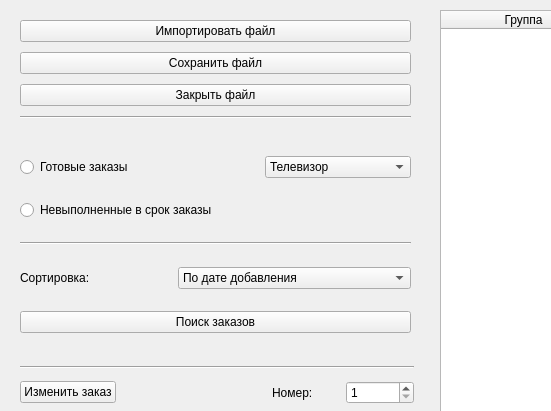
This is LabWork_2/Task_2/mainwindow.ui in Max2772/FoA-P-2-Semester- as Qt 5 draws it before an edit; both pictures show x 0 to 551 and y 0 to 411 of the 1280 by 720 pixel window. The edited form follows.
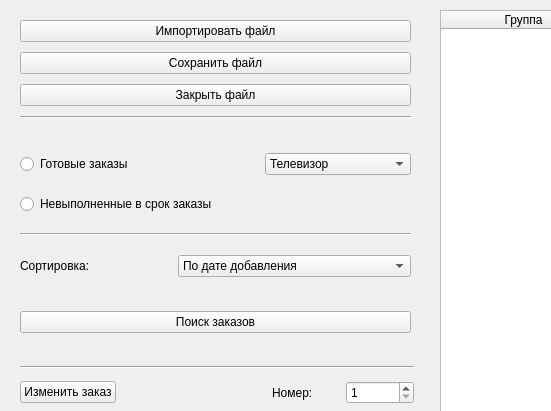
This is the edited form. Icons and pictures are not drawn.

Patch:
```diff
--- a/LabWork_2/Task_2/mainwindow.ui
+++ b/LabWork_2/Task_2/mainwindow.ui
@@ -642,6 +642,22 @@
        </item>
       </layout>
      </item>
+     <item>
+      <spacer name="verticalSpacer_8">
+       <property name="orientation">
+        <enum>Qt::Vertical</enum>
+       </property>
+       <property name="sizeType">
+        <enum>QSizePolicy::Fixed</enum>
+       </property>
+       <property name="sizeHint" stdset="0">
+        <size>
+         <width>0</width>
+         <height>15</height>
+        </size>
+       </property>
+      </spacer>
+     </item>
      <item>
       <widget class="QPushButton" name="pushButtonSearch">
        <property name="text">
```
